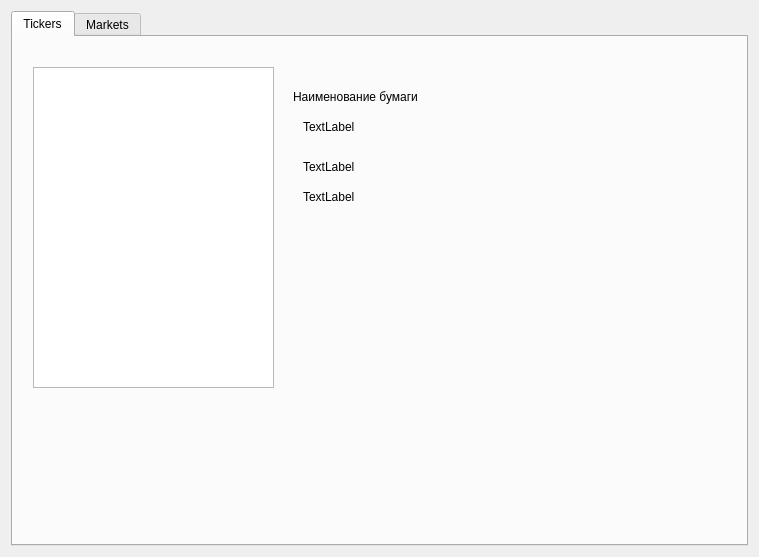
Old version of the form configwindow.ui in the repository albert-sergeev/FinLoader.
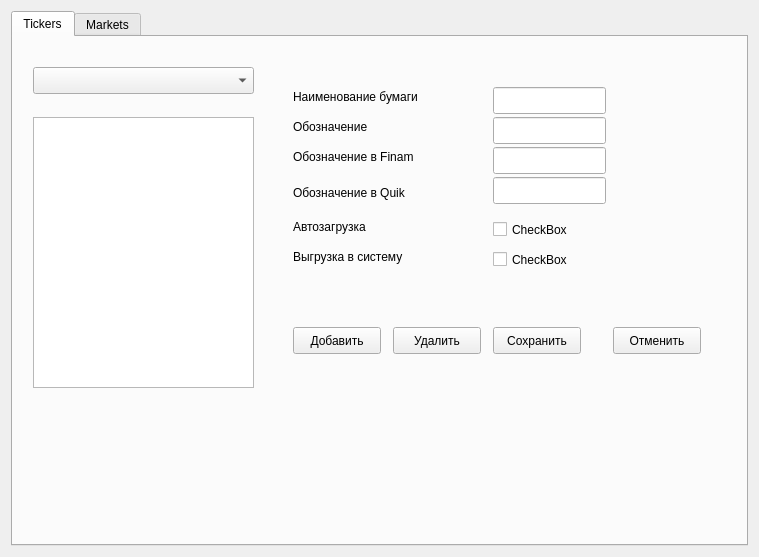
New version of the form.

Commit message: refactoring interface names for configwindow (divide market/ticker parts)

The edit to the form file:
```diff
--- a/configwindow.ui
+++ b/configwindow.ui
@@ -33,9 +33,9 @@
        <property name="geometry">
         <rect>
          <x>20</x>
-         <y>30</y>
-         <width>241</width>
-         <height>321</height>
+         <y>80</y>
+         <width>221</width>
+         <height>271</height>
         </rect>
        </property>
       </widget>
@@ -44,7 +44,7 @@
         <rect>
          <x>280</x>
          <y>50</y>
-         <width>181</width>
+         <width>161</width>
          <height>19</height>
         </rect>
        </property>
@@ -55,40 +55,194 @@
       <widget class="QLabel" name="label_5">
        <property name="geometry">
         <rect>
-         <x>290</x>
+         <x>280</x>
          <y>80</y>
-         <width>67</width>
+         <width>141</width>
          <height>19</height>
         </rect>
        </property>
        <property name="text">
-        <string>TextLabel</string>
+        <string>Обозначение</string>
        </property>
       </widget>
       <widget class="QLabel" name="label_7">
        <property name="geometry">
         <rect>
-         <x>290</x>
-         <y>120</y>
-         <width>67</width>
+         <x>280</x>
+         <y>110</y>
+         <width>161</width>
          <height>19</height>
         </rect>
        </property>
        <property name="text">
-        <string>TextLabel</string>
+        <string>Обозначение в Finam</string>
        </property>
       </widget>
       <widget class="QLabel" name="label_8">
        <property name="geometry">
         <rect>
-         <x>290</x>
-         <y>150</y>
-         <width>67</width>
+         <x>280</x>
+         <y>140</y>
+         <width>161</width>
+         <height>31</height>
+        </rect>
+       </property>
+       <property name="text">
+        <string>Обозначение в Quik</string>
+       </property>
+      </widget>
+      <widget class="QLabel" name="label_9">
+       <property name="geometry">
+        <rect>
+         <x>280</x>
+         <y>180</y>
+         <width>121</width>
          <height>19</height>
         </rect>
        </property>
        <property name="text">
-        <string>TextLabel</string>
+        <string>Автозагрузка</string>
+       </property>
+      </widget>
+      <widget class="QLabel" name="label_10">
+       <property name="geometry">
+        <rect>
+         <x>280</x>
+         <y>210</y>
+         <width>151</width>
+         <height>19</height>
+        </rect>
+       </property>
+       <property name="text">
+        <string>Выгрузка в систему</string>
+       </property>
+      </widget>
+      <widget class="QLineEdit" name="edTickerName">
+       <property name="geometry">
+        <rect>
+         <x>480</x>
+         <y>50</y>
+         <width>113</width>
+         <height>27</height>
+        </rect>
+       </property>
+      </widget>
+      <widget class="QLineEdit" name="edTickerSign">
+       <property name="geometry">
+        <rect>
+         <x>480</x>
+         <y>80</y>
+         <width>113</width>
+         <height>27</height>
+        </rect>
+       </property>
+      </widget>
+      <widget class="QLineEdit" name="edTickerNameFinam">
+       <property name="geometry">
+        <rect>
+         <x>480</x>
+         <y>110</y>
+         <width>113</width>
+         <height>27</height>
+        </rect>
+       </property>
+      </widget>
+      <widget class="QLineEdit" name="edTickerNameQuik">
+       <property name="geometry">
+        <rect>
+         <x>480</x>
+         <y>140</y>
+         <width>113</width>
+         <height>27</height>
+        </rect>
+       </property>
+      </widget>
+      <widget class="QCheckBox" name="chkAutoLoad_2">
+       <property name="geometry">
+        <rect>
+         <x>480</x>
+         <y>180</y>
+         <width>92</width>
+         <height>25</height>
+        </rect>
+       </property>
+       <property name="text">
+        <string>CheckBox</string>
+       </property>
+      </widget>
+      <widget class="QCheckBox" name="chkUpToSys_2">
+       <property name="geometry">
+        <rect>
+         <x>480</x>
+         <y>210</y>
+         <width>92</width>
+         <height>25</height>
+        </rect>
+       </property>
+       <property name="text">
+        <string>CheckBox</string>
+       </property>
+      </widget>
+      <widget class="QPushButton" name="btnAddTicker">
+       <property name="geometry">
+        <rect>
+         <x>280</x>
+         <y>290</y>
+         <width>88</width>
+         <height>27</height>
+        </rect>
+       </property>
+       <property name="text">
+        <string>Добавить</string>
+       </property>
+      </widget>
+      <widget class="QPushButton" name="btnRemoveTicker">
+       <property name="geometry">
+        <rect>
+         <x>380</x>
+         <y>290</y>
+         <width>88</width>
+         <height>27</height>
+        </rect>
+       </property>
+       <property name="text">
+        <string>Удалить</string>
+       </property>
+      </widget>
+      <widget class="QPushButton" name="btnSaveTicker">
+       <property name="geometry">
+        <rect>
+         <x>480</x>
+         <y>290</y>
+         <width>88</width>
+         <height>27</height>
+        </rect>
+       </property>
+       <property name="text">
+        <string>Сохранить</string>
+       </property>
+      </widget>
+      <widget class="QPushButton" name="btnCancelTicker">
+       <property name="geometry">
+        <rect>
+         <x>600</x>
+         <y>290</y>
+         <width>88</width>
+         <height>27</height>
+        </rect>
+       </property>
+       <property name="text">
+        <string>Отменить</string>
+       </property>
+      </widget>
+      <widget class="QComboBox" name="cmbMarkets">
+       <property name="geometry">
+        <rect>
+         <x>20</x>
+         <y>30</y>
+         <width>221</width>
+         <height>27</height>
+        </rect>
        </property>
       </widget>
      </widget>
```
Left out of the diff: 1 changed line with no effect on the pictures. The commit also changes 3 other files.
